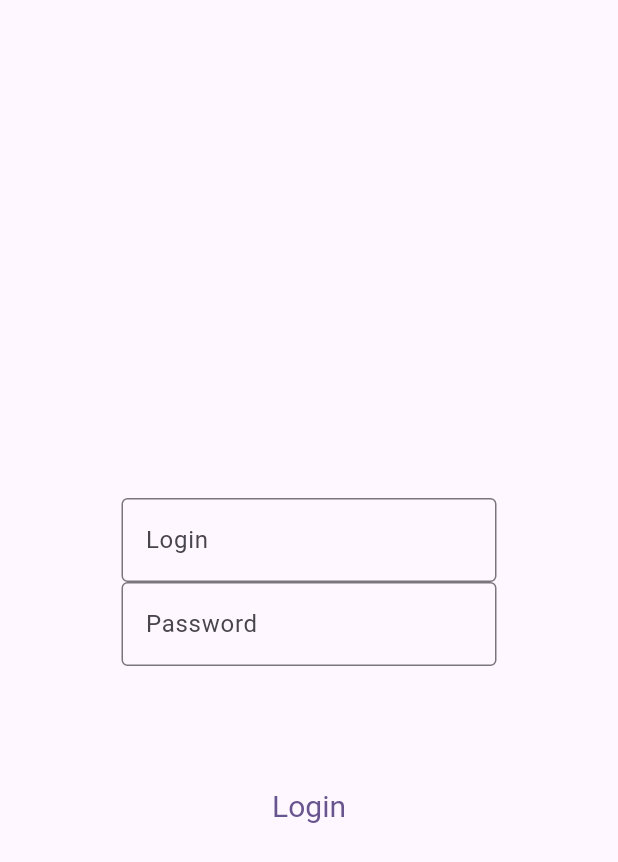
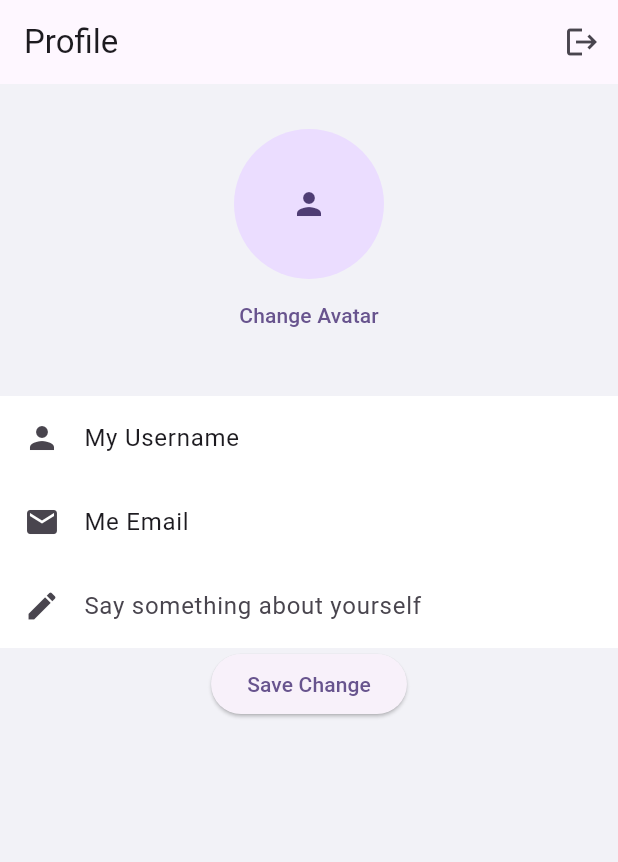
Before and after one commit to MatheusSiqs/Feldy, a Flutter app: the screen it shows after launch, on a phone screen of 412 x 824 dp. Shown: the top 862 px of the screen. Run offline on Flutter 3.47's test engine with Material 2 defaults, Android fonts, the phone set to English and light mode, and no system bars; our stand-ins replace cached_network_image; missing offline and left inert: dart:js_interop.

Commit message:
Tela de profile - não terminado

```diff
--- a/lib/Screens/home_page.dart
+++ b/lib/Screens/home_page.dart
@@ -8,7 +8,7 @@ class HomePage extends StatefulWidget {
 }
 
 class _HomePageState extends State<HomePage> {
-  var _currentScreen = 0;
+  //var _currentScreen = 0;
   @override
   Widget build(BuildContext context) {
     return const Placeholder();
--- a/lib/my_app.dart
+++ b/lib/my_app.dart
@@ -1,5 +1,6 @@
-import 'package:feldy/Screens/feed.dart';
-import 'package:feldy/Screens/login.dart';
+// import 'package:feldy/Screens/feed.dart';
+import 'package:feldy/profile/profile_view.dart';
+//import 'package:feldy/Screens/login.dart';
 import 'package:flutter/material.dart';
 
 
@@ -15,7 +16,7 @@ class MyApp extends StatelessWidget {
         colorScheme: ColorScheme.fromSeed(seedColor: Colors.deepPurple),
         useMaterial3: true,
       ),
-      home: const Login(),
+      home: const ProfileView(),
     );
   }
 }
--- /dev/null
+++ b/lib/profile/profile_view.dart
@@ -0,0 +1,99 @@
+import 'package:flutter/material.dart';
+
+class ProfileView extends StatelessWidget {
+  const ProfileView({super.key});
+
+  @override
+  Widget build(BuildContext context) {
+    return Scaffold(
+      backgroundColor: Color(0xFFF2F2F7),
+      appBar: AppBar(
+      title: Text("Profile"),
+      actions: [
+        IconButton(onPressed: () {
+
+        }, icon: Icon(Icons.logout))
+      ],
+    ),
+      body: _profilePage(),
+    );
+  }
+
+  Widget _appBar(){
+    return AppBar(
+      title: Text("Profile"),
+      actions: [
+        IconButton(onPressed: () {
+
+        }, icon: Icon(Icons.logout))
+      ],
+    );
+  }
+
+  Widget _profilePage(){
+    return SafeArea(
+      child: Center(
+        child: Column(
+          children: [
+            SizedBox(height: 30,),
+            _avatar(),
+            _changeAvatarButton(),
+            SizedBox(height: 30,),
+            _usernameTile(),
+            _emailTile(),
+            _descriptionTile(),
+            _saveProfileChangesButton()
+          ],
+        ),
+      )
+    );
+  }
+
+  Widget _avatar(){
+    return CircleAvatar(
+      radius: 50,
+      child: Icon(Icons.person),
+    );
+  }
+
+  Widget _changeAvatarButton(){
+    return TextButton(
+      onPressed: () {},
+      child: Text("Change Avatar"),
+    );
+  }
+
+  Widget _usernameTile(){
+    return ListTile(
+      tileColor: Colors.white,
+      leading: Icon(Icons.person),
+      title: Text("My Username"),
+    );
+  }
+
+  Widget _emailTile(){
+    return ListTile(
+      tileColor: Colors.white,
+      leading: Icon(Icons.mail),
+      title: Text("Me Email"),
+    );
+  }
+
+  Widget _descriptionTile(){
+    return ListTile(
+      tileColor: Colors.white,
+      leading: Icon(Icons.edit),
+      title: TextFormField(
+        decoration: InputDecoration.collapsed(hintText: "Say something about yourself"),
+        maxLines: null,
+      ),
+    );
+  }
+
+  Widget _saveProfileChangesButton(){
+    return ElevatedButton(
+      onPressed: () {},
+      child: Text('Save Change'));
+  }
+
+}
```
Also changed, not shown: lib/Screens/Feed.dart (+5 -5 lines), lib/profile/profile_event.dart (added, +19 -0 lines), lib/profile/profile_state.dart (added, +37 -0 lines).
